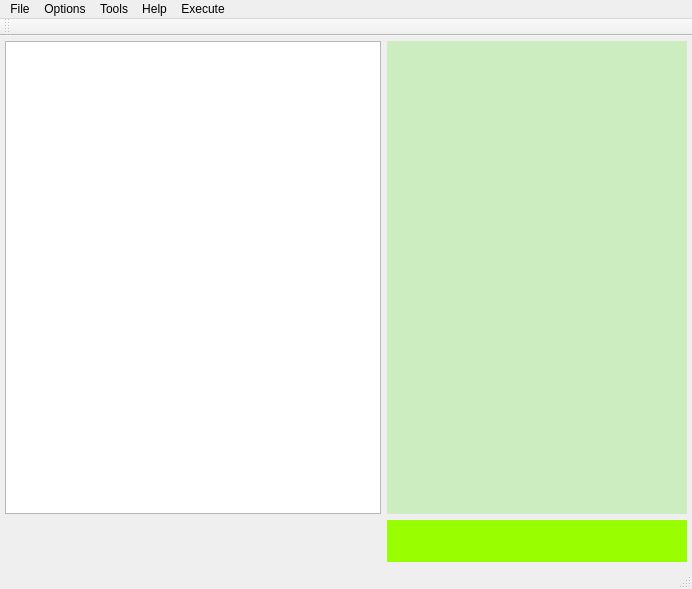
Before: the Qt Designer form mainwindow.ui in cuby-tec/mitoPrinter, drawn with Qt 5.
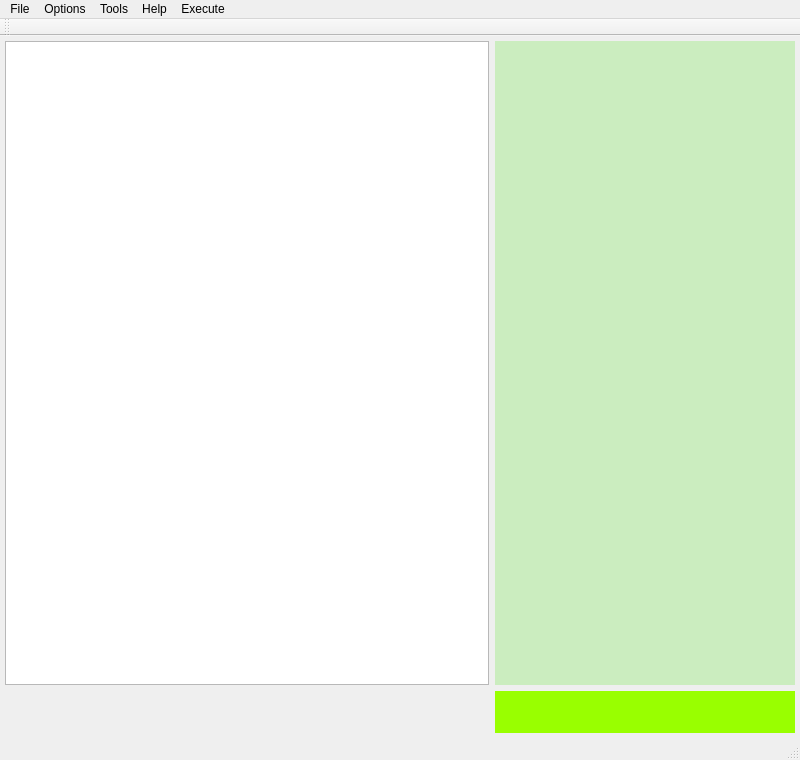
After: the same form once the commit is applied. Icons and pictures are not drawn. Custom widgets are drawn as their Qt base class.

Patch:
```diff
--- a/mainwindow.ui
+++ b/mainwindow.ui
@@ -6,8 +6,8 @@
    <rect>
     <x>0</x>
     <y>0</y>
-    <width>692</width>
-    <height>589</height>
+    <width>800</width>
+    <height>760</height>
    </rect>
   </property>
   <property name="windowTitle">
@@ -85,7 +85,7 @@
     <rect>
      <x>0</x>
      <y>0</y>
-     <width>692</width>
+     <width>800</width>
      <height>22</height>
     </rect>
    </property>
```
